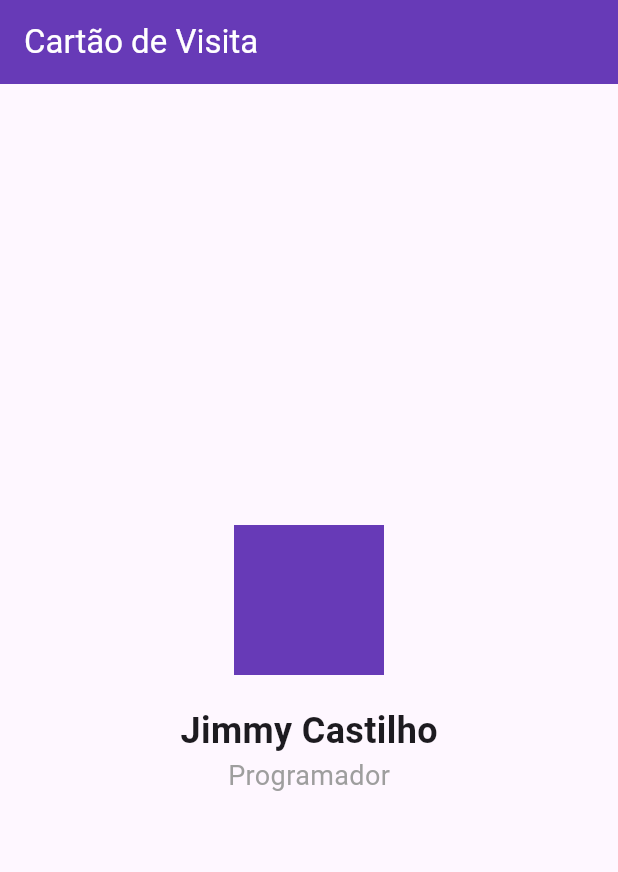
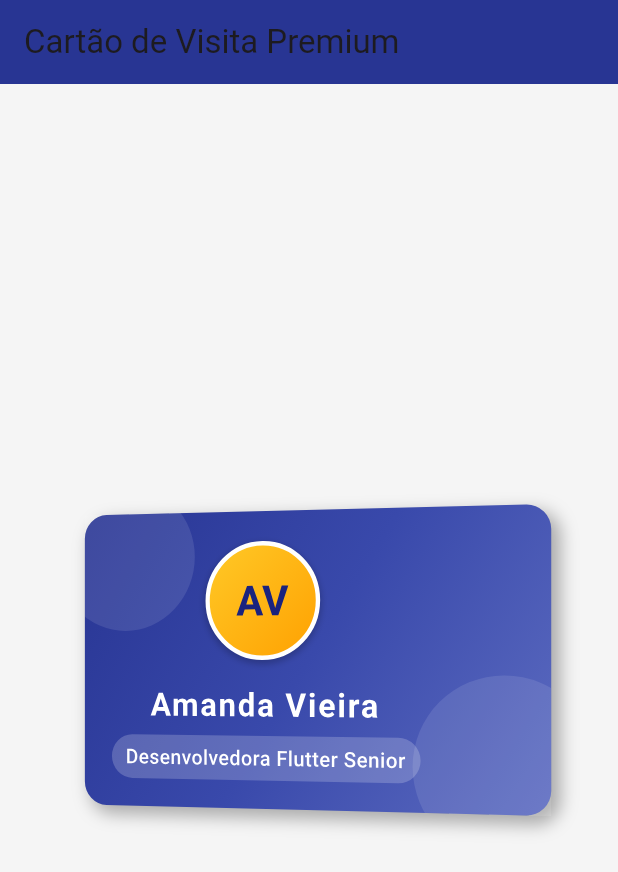
Before and after one commit to jimmyadmsenior/Flutter-Exercise, a Flutter app: the screen it shows after launch, on a phone screen of 412 x 824 dp. Shown: the top 872 px of the screen. Run offline on Flutter 3.47's test engine with Material 3 defaults, Android fonts, the phone set to English and light mode, and no system bars.

Commit message:
novas alterações

```diff
--- a/meu_primeiro_app/lib/pages/Desafio1.dart
+++ b/meu_primeiro_app/lib/pages/Desafio1.dart
@@ -1,42 +1,182 @@
 import 'package:flutter/material.dart';
+import 'dart:math' as math;
 
-class Desafio1 extends StatelessWidget {
-  const Desafio1({super.key});
+class Desafio1 extends StatefulWidget {
+  const Desafio1({Key? key}) : super(key: key);
+
+  @override
+  State<Desafio1> createState() => _Desafio1State();
+}
+
+class _Desafio1State extends State<Desafio1> with SingleTickerProviderStateMixin {
+  late AnimationController _controller;
+  late Animation<double> _animation;
+
+  @override
+  void initState() {
+    super.initState();
+    _controller = AnimationController(
+      duration: const Duration(seconds: 10),
+      vsync: this,
+    )..repeat(reverse: false);
+
+    _animation = Tween<double>(begin: 0, end: 2 * math.pi).animate(_controller);
+  }
+
+  @override
+  void dispose() {
+    _controller.dispose();
+    super.dispose();
+  }
 
   @override
   Widget build(BuildContext context) {
     return Scaffold(
+      backgroundColor: Colors.grey[100],
       appBar: AppBar(
-        backgroundColor: Colors.deepPurple,
-        title: const Text(
-          'Cartão de Visita',
-          style: TextStyle(color: Colors.white),
+        title: const Text('Cartão de Visita Premium'),
+        backgroundColor: Colors.indigo[800],
+        elevation: 0,
+      ),
+      body: Center(
+        child: AnimatedBuilder(
+          animation: _animation,
+          builder: (context, child) {
+            return Transform(
+              alignment: Alignment.center,
+              transform: Matrix4.identity()
+                ..setEntry(3, 2, 0.001)
+                ..rotateY(_animation.value * 0.05),
+              child: Container(
+                width: 320,
+                height: 200,
+                decoration: BoxDecoration(
+                  gradient: LinearGradient(
+                    begin: Alignment.topLeft,
+                    end: Alignment.bottomRight,
+                    colors: [
+                      Colors.indigo[800]!,
+                      Colors.indigo[600]!,
+                      Colors.indigo[400]!,
+                    ],
+                  ),
+                  borderRadius: BorderRadius.circular(16),
+                  boxShadow: [
+                    BoxShadow(
+                      color: Colors.black.withOpacity(0.3),
+                      spreadRadius: 1,
+                      blurRadius: 10,
+                      offset: const Offset(5, 5),
+                    ),
+                  ],
+                ),
+                child: Stack(
+                  children: [
+                    // Elementos decorativos de fundo
+                    Positioned(
+                      top: -20,
+                      left: -20,
+                      child: Container(
+                        width: 100,
+                        height: 100,
+                        decoration: BoxDecoration(
+                          shape: BoxShape.circle,
+                          color: Colors.white.withOpacity(0.1),
                         ),
                       ),
-      body: Center(
+                    ),
+                    Positioned(
+                      bottom: -30,
+                      right: -30,
+                      child: Container(
+                        width: 120,
+                        height: 120,
+                        decoration: BoxDecoration(
+                          shape: BoxShape.circle,
+                          color: Colors.white.withOpacity(0.1),
+                        ),
+                      ),
+                    ),
+
+                    // Conteúdo principal
+                    Padding(
+                      padding: const EdgeInsets.all(20.0),
                       child: Column(
                         mainAxisAlignment: MainAxisAlignment.center,
                         children: [
                           Container(
-              width: 100,
-              height: 100,
+                            width: 80,
+                            height: 80,
                             decoration: BoxDecoration(
-                color: Colors.deepPurple,
-                shape: BoxShape.rectangle,
+                              shape: BoxShape.circle,
+                              gradient: LinearGradient(
+                                begin: Alignment.topLeft,
+                                end: Alignment.bottomRight,
+                                colors: [
+                                  Colors.amber[400]!,
+                                  Colors.amber[700]!,
+                                ],
+                              ),
+                              border: Border.all(
+                                color: Colors.white,
+                                width: 3,
+                              ),
+                              boxShadow: [
+                                BoxShadow(
+                                  color: Colors.black.withOpacity(0.2),
+                                  spreadRadius: 1,
+                                  blurRadius: 3,
+                                  offset: const Offset(0, 2),
+                                ),
+                              ],
+                            ),
+                            child: Center(
+                              child: Text(
+                                'AV',
+                                style: TextStyle(
+                                  color: Colors.indigo[900],
+                                  fontSize: 28,
+                                  fontWeight: FontWeight.bold,
                                 ),
                               ),
-            const SizedBox(height: 20),
+                            ),
+                          ),
+                          const SizedBox(height: 15),
                           const Text(
-              'Jimmy Castilho',
-              style: TextStyle(fontSize: 24, fontWeight: FontWeight.bold),
+                            'Amanda Vieira',
+                            style: TextStyle(
+                              color: Colors.white,
+                              fontSize: 22,
+                              fontWeight: FontWeight.bold,
+                              letterSpacing: 1.2,
                             ),
-            const Text(
-              'Programador',
-              style: TextStyle(fontSize: 18, color: Colors.grey),
+                          ),
+                          const SizedBox(height: 5),
+                          Container(
+                            padding: const EdgeInsets.symmetric(horizontal: 10, vertical: 5),
+                            decoration: BoxDecoration(
+                              color: Colors.white.withOpacity(0.2),
+                              borderRadius: BorderRadius.circular(20),
+                            ),
+                            child: const Text(
+                              'Desenvolvedora Flutter Senior',
+                              style: TextStyle(
+                                color: Colors.white,
+                                fontSize: 14,
+                                fontWeight: FontWeight.w500,
+                              ),
+                            ),
+                          ),
+                        ],
+                      ),
                     ),
                   ],
                 ),
               ),
             );
+          },
+        ),
+      ),
+    );
   }
 }
```
Lines whose indentation alone changed are shown as unchanged.
